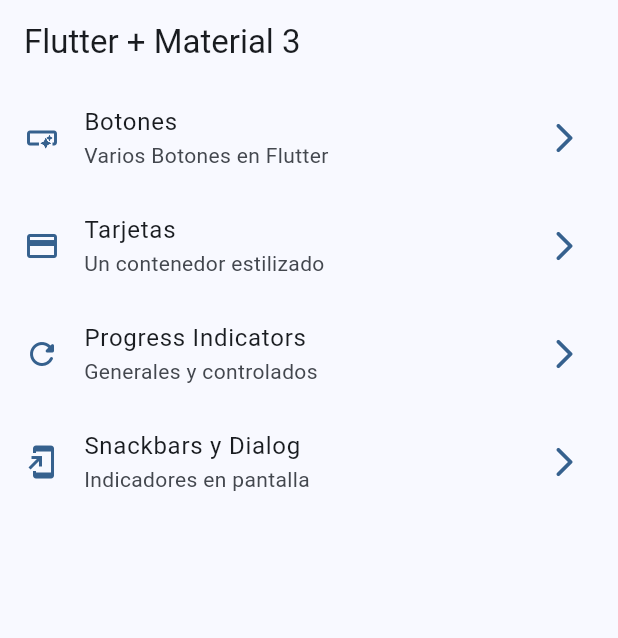
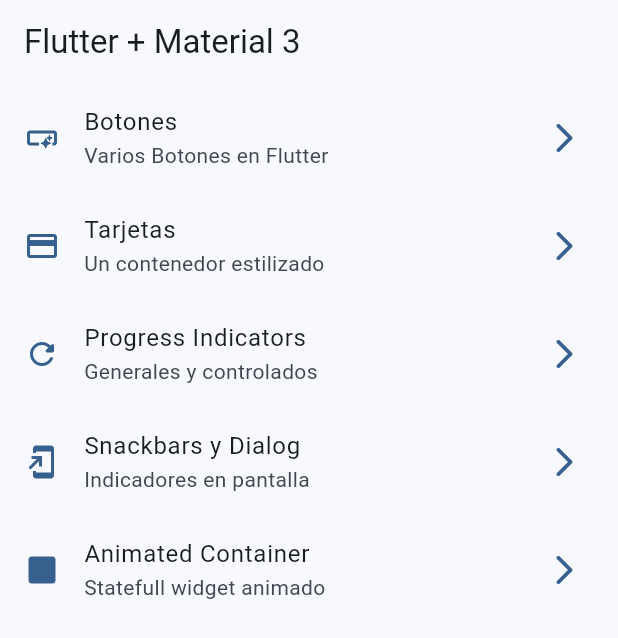
Before and after one commit to pmadrigal95/flutter-widgets-app, a Flutter app: the screen it shows after launch, on a phone screen of 412 x 824 dp. Shown: the top 638 px of the screen. Run offline on Flutter 3.47's test engine with Material 2 defaults, Android fonts, the phone set to English and light mode, and no system bars; our stand-ins replace go_router.

Commit message:
animated Container

```diff
--- a/lib/config/menu/menu_items.dart
+++ b/lib/config/menu/menu_items.dart
@@ -40,4 +40,10 @@ const appMenuItems = <MenuItem>[
       subTitle: 'Indicadores en pantalla',
       link: '/snackbars',
       icon: Icons.add_to_home_screen),
+
+  MenuItem(
+    title: 'Animated Container',
+    subTitle: 'Statefull widget animado',
+    link: '/animated',
+    icon: Icons.square_rounded),
 ];
--- a/lib/config/router/app_router.dart
+++ b/lib/config/router/app_router.dart
@@ -56,5 +56,11 @@ final appRouter = GoRouter(
       name: SnackbarScreen.name,
       builder: (context, state) => const SnackbarScreen(),
     ),
+
+    GoRoute(
+      path: '/animated',
+      name: AnimatedScreen.name,
+      builder: (context, state) => const AnimatedScreen(),
+    ),
   ],
 );
```
Also changed, not shown: lib/presentation/screens/animated/animated_screen.dart (+77 -2 lines).
